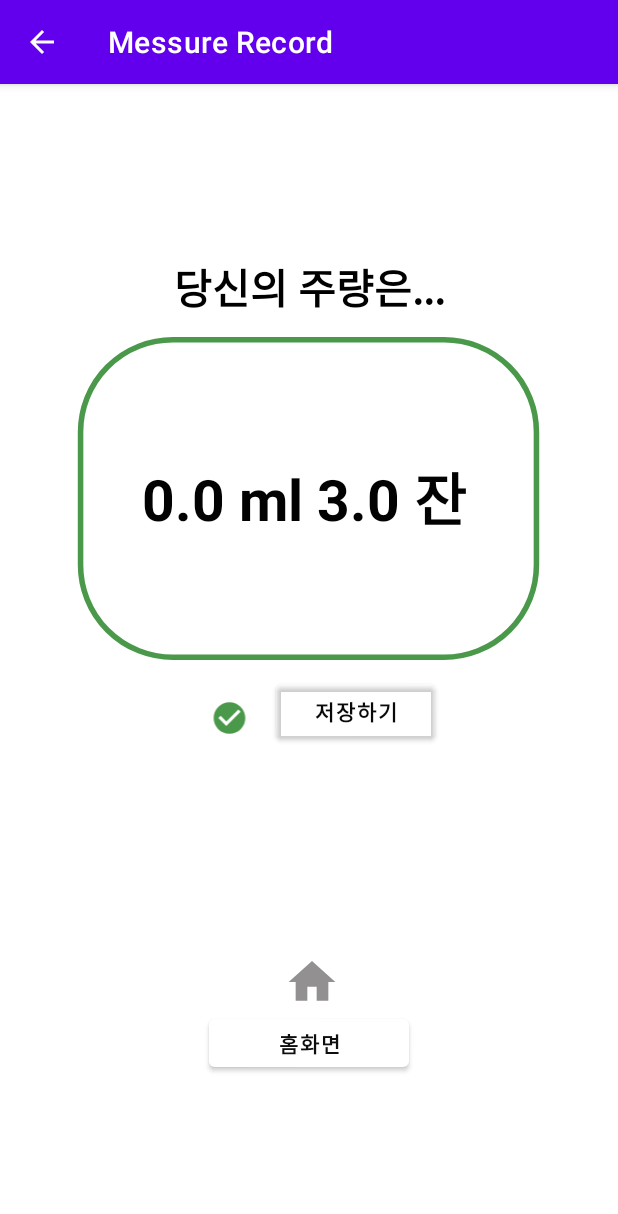
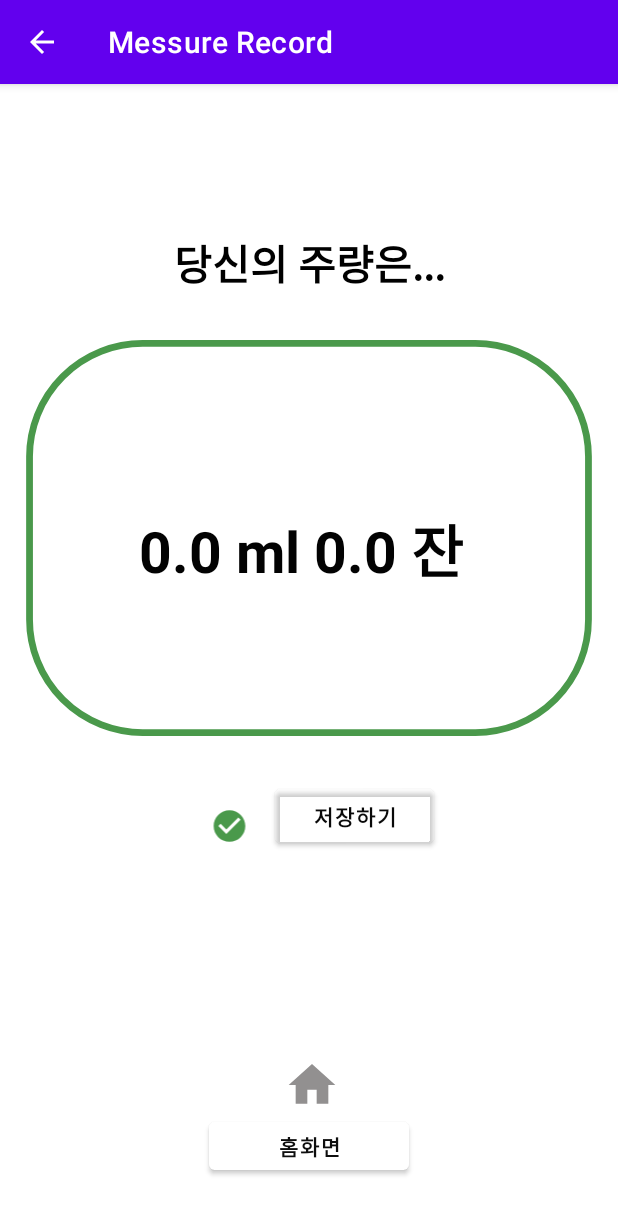
Before and after one commit to seohyun-kim/Drinking-Controller_by-Kotlin, an Android app: the MessureModeActivity screen opened directly, with no data from a screen before it, after a tap on "결과확인", on a phone screen of 412 x 824 dp. Shown: the top 1214 px of the screen. Run offline under Robolectric (Android 15) with nearby library versions, the phone set to English and light mode, and no system bars.

Commit message:
modified code

```diff
--- a/app/src/main/java/com/example/myappbykotlin_1/MessureModeActivity.kt
+++ b/app/src/main/java/com/example/myappbykotlin_1/MessureModeActivity.kt
@@ -86,9 +86,11 @@ class MessureModeActivity : AppCompatActivity() {
         //뷰 바인딩
 
         binding.resultBtn.setOnClickListener{
-            var nextval=cumDataReceived.toString()
+            var CumDataReceived_=cumDataReceived.toString()
+            var CupData_=cupData.toString()
             val intent = Intent(this, MessureRecord::class.java)
-            intent.putExtra("goalValue",nextval);
+            intent.putExtra("MessureValue",CumDataReceived_);
+            intent.putExtra("MessureCupValue",CupData_);
             startActivity(intent);
             Log.d("Btn", "result Btn is clicked! method = Log.d")
         } //binding 변수로 뷰에서 만든 버튼에 접근 가능
--- a/app/src/main/java/com/example/myappbykotlin_1/MessureRecord.kt
+++ b/app/src/main/java/com/example/myappbykotlin_1/MessureRecord.kt
@@ -42,10 +42,11 @@ class MessureRecord: AppCompatActivity() {
         setContentView(binding.root) //화면 안의 버튼 사용 가능
         var drinkcapacity :Float= 150F;
         var ml_drinkcapacity :Float= drinkcapacity/50;
-        if (intent.hasExtra("goalValue")) {
-            drinkcapacity = intent.getStringExtra("goalValue")!!.toFloat()
-            Log.d("goalData", "goalData $drinkcapacity")
-            binding.drinkcapacitytext.text =intent.getStringExtra("goalValue") + " ml "+ml_drinkcapacity.toString()+" 잔 "
+        if (intent.hasExtra("MessureValue") && intent.hasExtra("MessureCupValue")) {
+            drinkcapacity = intent.getStringExtra("MessureValue")!!.toFloat()
+            ml_drinkcapacity=intent.getStringExtra("MessureCupValue")!!.toFloat()
+            Log.d("Messurevalue", "Mesuure Data $drinkcapacity")
+            binding.drinkcapacitytext.text =drinkcapacity.toString()+ " ml "+ml_drinkcapacity.toString()+" 잔 "
         }
         else {
             //Toast.makeText(this, "전달된 이름이 없습니다", Toast.LENGTH_SHORT).show()
@@ -75,7 +76,9 @@ class MessureRecord: AppCompatActivity() {
             editor.apply();
             //없는 데이터 출력하면 "데이터 없음"이라고 뜸
             val value1 = sharedPreference.getString("2021-07-24", "데이터 없음");
+            val value2= sharedPreference.getString("2021-08-02","데이터 없음");
             Log.d("no data","value"+value1);
+            Log.d("current data","value"+value2);
             //내부저장소 전체 출력
             val allEntries: Map<String, *> = sharedPreference.getAll()
             for ((key, value) in allEntries) {
--- a/app/src/main/res/layout/activity_messure_record.xml
+++ b/app/src/main/res/layout/activity_messure_record.xml
@@ -22,10 +22,10 @@
         app:backgroundTint="#00FFFDFD"
         app:layout_constraintBottom_toTopOf="@+id/homebackimg"
         app:layout_constraintEnd_toEndOf="parent"
-        app:layout_constraintHorizontal_bias="0.096"
+        app:layout_constraintHorizontal_bias="0.088"
         app:layout_constraintStart_toEndOf="@+id/saveimg"
         app:layout_constraintTop_toBottomOf="@+id/rectangleimg"
-        app:layout_constraintVertical_bias="0.099" />
+        app:layout_constraintVertical_bias="0.244" />
 
     <Button
         android:id="@+id/homebackbtn"
@@ -41,7 +41,7 @@
         app:layout_constraintEnd_toEndOf="parent"
         app:layout_constraintStart_toStartOf="parent"
         app:layout_constraintTop_toBottomOf="@+id/savebtn"
-        app:layout_constraintVertical_bias="0.484" />
+        app:layout_constraintVertical_bias="0.72" />
 
     <ImageView
         android:id="@+id/homebackimg"
@@ -72,21 +72,20 @@
         app:layout_constraintHorizontal_bias="0.371"
         app:layout_constraintStart_toStartOf="parent"
         app:layout_constraintTop_toBottomOf="@+id/rectangleimg"
-        app:layout_constraintVertical_bias="0.123"
+        app:layout_constraintVertical_bias="0.312"
         app:srcCompat="@drawable/ic_baseline_check_circle_24" />
 
     <ImageView
         android:id="@+id/rectangleimg"
-        android:layout_width="327dp"
-        android:layout_height="215dp"
+        android:layout_width="389dp"
+        android:layout_height="264dp"
 
         android:contentDescription="@string/recimg"
         app:layout_constraintBottom_toBottomOf="parent"
         app:layout_constraintEnd_toEndOf="parent"
-        app:layout_constraintHorizontal_bias="0.495"
         app:layout_constraintStart_toStartOf="parent"
         app:layout_constraintTop_toTopOf="parent"
-        app:layout_constraintVertical_bias="0.305"
+        app:layout_constraintVertical_bias="0.338"
         app:srcCompat="@drawable/ic_baseline_crop_5_4_24" />
 
     <TextView
@@ -94,7 +93,7 @@
 
         android:layout_width="296dp"
         android:layout_height="81dp"
-        android:layout_marginBottom="68dp"
+        android:layout_marginBottom="84dp"
         android:gravity="center_horizontal|center_vertical"
         android:text="@string/Drinkcapacity"
         android:textColor="#020202"
@@ -102,7 +101,7 @@
         android:textStyle="bold"
         app:layout_constraintBottom_toBottomOf="@+id/rectangleimg"
         app:layout_constraintEnd_toEndOf="parent"
-        app:layout_constraintHorizontal_bias="0.509"
+        app:layout_constraintHorizontal_bias="0.495"
         app:layout_constraintStart_toStartOf="parent" />
 
     <TextView
@@ -117,6 +116,6 @@
         app:layout_constraintEnd_toEndOf="parent"
         app:layout_constraintStart_toStartOf="parent"
         app:layout_constraintTop_toTopOf="parent"
-        app:layout_constraintVertical_bias="1.0" />
+        app:layout_constraintVertical_bias="0.826" />
 
 </androidx.constraintlayout.widget.ConstraintLayout>
```
